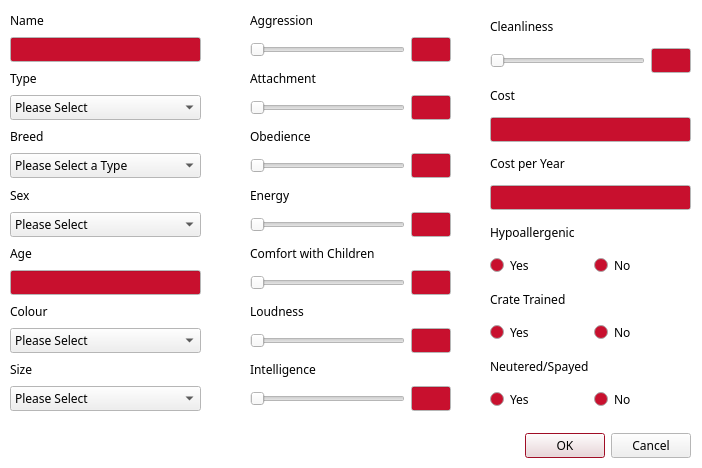
cameronhawtin/Animal-Farm-cuACS, file cuACS/addanimal.ui: the form before one commit.
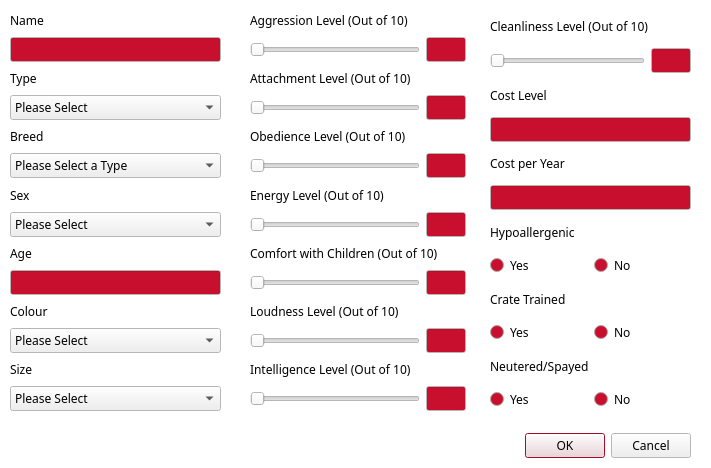
The form after the commit.

```diff
--- a/cuACS/addanimal.ui
+++ b/cuACS/addanimal.ui
@@ -6,7 +6,7 @@
    <rect>
     <x>0</x>
     <y>0</y>
-    <width>702</width>
+    <width>711</width>
     <height>468</height>
    </rect>
   </property>
@@ -163,7 +163,7 @@
     <rect>
      <x>10</x>
      <y>10</y>
-     <width>191</width>
+     <width>211</width>
      <height>401</height>
     </rect>
    </property>
@@ -392,7 +392,7 @@
     <rect>
      <x>250</x>
      <y>10</y>
-     <width>201</width>
+     <width>216</width>
      <height>401</height>
     </rect>
    </property>
@@ -403,7 +403,7 @@
        <bool>true</bool>
       </property>
       <property name="text">
-       <string>Aggression</string>
+       <string>Aggression Level (Out of 10)</string>
       </property>
      </widget>
     </item>
@@ -440,7 +440,7 @@
        <bool>true</bool>
       </property>
       <property name="text">
-       <string>Attachment</string>
+       <string>Attachment Level (Out of 10)</string>
       </property>
      </widget>
     </item>
@@ -477,7 +477,7 @@
        <bool>true</bool>
       </property>
       <property name="text">
-       <string>Obedience</string>
+       <string>Obedience Level (Out of 10)</string>
       </property>
      </widget>
     </item>
@@ -514,7 +514,7 @@
        <bool>true</bool>
       </property>
       <property name="text">
-       <string>Energy </string>
+       <string>Energy Level (Out of 10)</string>
       </property>
      </widget>
     </item>
@@ -551,7 +551,7 @@
        <bool>true</bool>
       </property>
       <property name="text">
-       <string>Comfort with Children</string>
+       <string>Comfort with Children (Out of 10)</string>
       </property>
      </widget>
     </item>
@@ -588,7 +588,7 @@
        <bool>true</bool>
       </property>
       <property name="text">
-       <string>Loudness</string>
+       <string>Loudness Level (Out of 10)</string>
       </property>
      </widget>
     </item>
@@ -625,7 +625,7 @@
        <bool>true</bool>
       </property>
       <property name="text">
-       <string>Intelligence</string>
+       <string>Intelligence Level (Out of 10)</string>
       </property>
      </widget>
     </item>
@@ -677,7 +677,7 @@
        <bool>true</bool>
       </property>
       <property name="text">
-       <string>Cleanliness</string>
+       <string>Cleanliness Level (Out of 10)</string>
       </property>
      </widget>
     </item>
@@ -714,7 +714,7 @@
        <bool>true</bool>
       </property>
       <property name="text">
-       <string>Cost</string>
+       <string>Cost Level</string>
       </property>
      </widget>
     </item>
```
